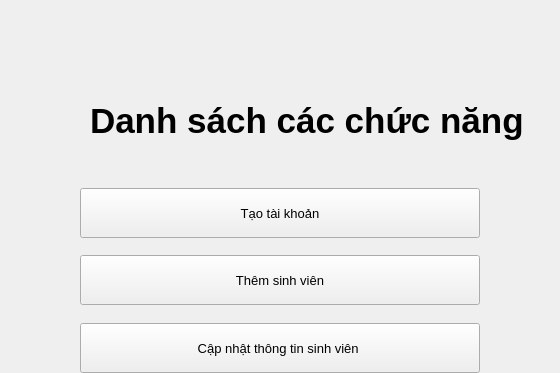
First picture: the form in projectPy/ListFuture.ui, repository Nhat2510/project-Python, before the edit; both pictures show x 230 to 790 and y 0 to 373 of the 1000 by 650 pixel window.
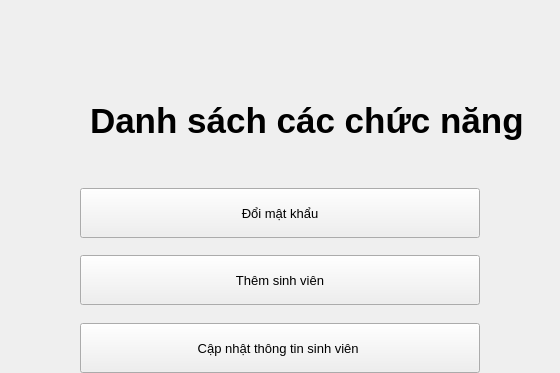
Second picture: the form after the edit.

What changed in the file:
```diff
--- a/projectPy/ListFuture.ui
+++ b/projectPy/ListFuture.ui
@@ -56,7 +56,7 @@
      </font>
     </property>
     <property name="text">
-     <string>Tạo tài khoản</string>
+     <string>Đổi mật khẩu</string>
     </property>
    </widget>
    <widget class="QPushButton" name="btn_cnttsv">
```
Left out of the diff: 2 changed lines with no effect on the pictures.
